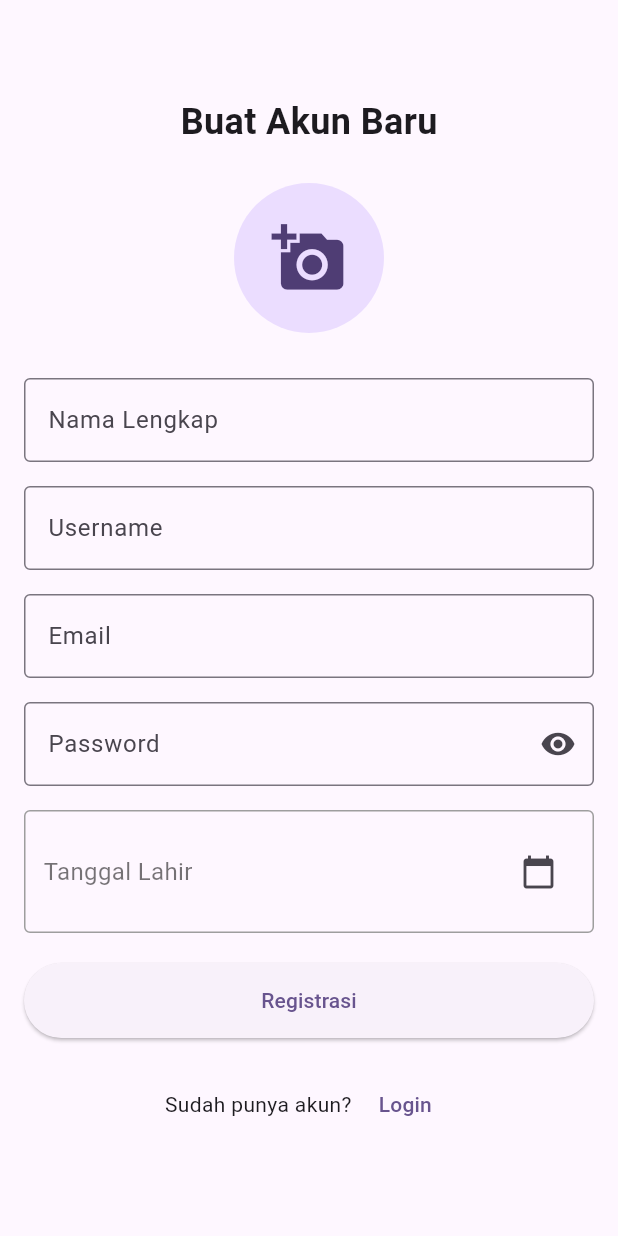
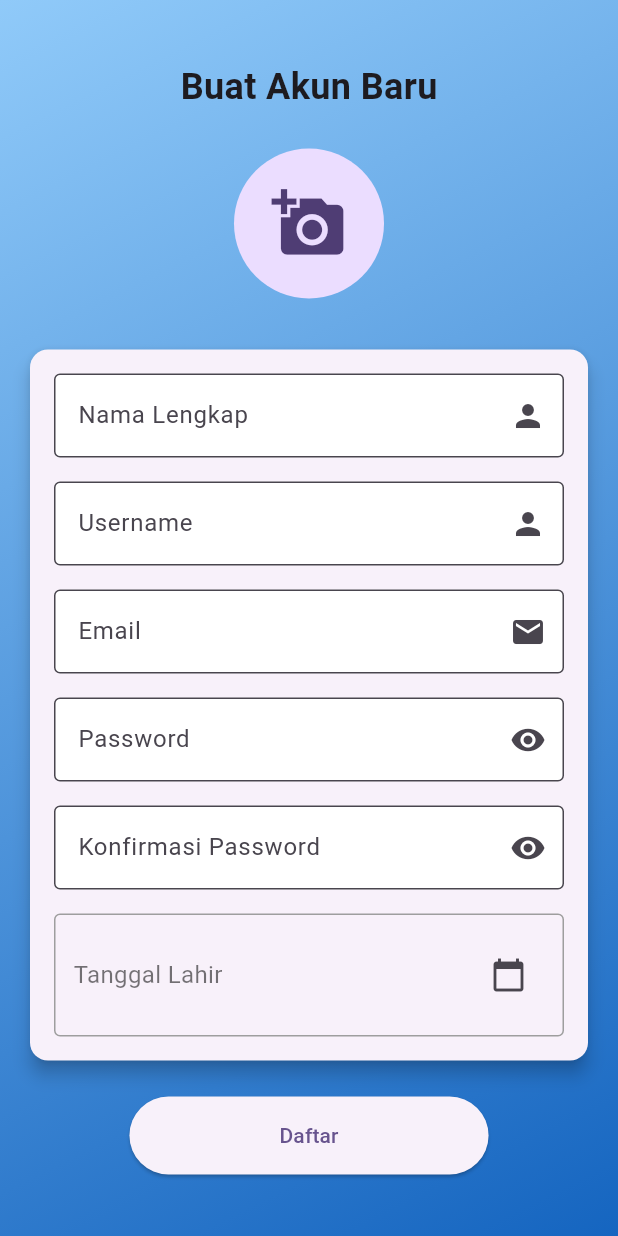
Before and after one commit to DesrielKiki/shapee_app, a Flutter app: the screen it shows after launch, after a tap on "Registrasi", on a phone screen of 412 x 824 dp. Run offline on Flutter 3.47's test engine with Material 3 defaults, Android fonts, the phone set to English and light mode, and no system bars; our stand-ins replace cloud_firestore, firebase_auth, firebase_core, firebase_storage, image_picker, shared_preferences and 1 more; accounts and stored records are empty.

Commit message:
finish btng project

```diff
--- a/lib/view/auth/login_page.dart
+++ b/lib/view/auth/login_page.dart
@@ -1,5 +1,6 @@
 import 'package:flutter/material.dart';
 import 'package:firebase_auth/firebase_auth.dart';
+import 'package:shapee_app/database/helper/validation_helper.dart';
 import 'package:shapee_app/navigation/navigation_page.dart';
 import 'package:shared_preferences/shared_preferences.dart';
 
@@ -13,13 +14,37 @@ class LoginPage extends StatefulWidget {
 class _LoginPageState extends State<LoginPage> {
   final TextEditingController _emailController = TextEditingController();
   final TextEditingController _passwordController = TextEditingController();
-  bool _obscureText = true; // For password visibility
-  bool _isLoading = false; // Loading indicator
+  bool _obscureText = true; // Untuk visibilitas password
+  bool _isLoading = false; // Indikator loading
 
   Future<void> _login() async {
     setState(() {
-      _isLoading = true; // Start loading
+      _isLoading = true; // Mulai loading
     });
+
+    // Validasi input
+    String? emailError = ValidationHelper.validateEmail(_emailController.text);
+    String? passwordError =
+        ValidationHelper.validatePassword(_passwordController.text);
+
+    // Tampilkan pesan kesalahan jika ada
+    if (emailError != null) {
+      ScaffoldMessenger.of(context)
+          .showSnackBar(SnackBar(content: Text(emailError)));
+      setState(() {
+        _isLoading = false;
+      });
+      return;
+    }
+
+    if (passwordError != null) {
+      ScaffoldMessenger.of(context)
+          .showSnackBar(SnackBar(content: Text(passwordError)));
+      setState(() {
+        _isLoading = false;
+      });
+      return;
+    }
 
     try {
       UserCredential userCredential =
@@ -27,23 +52,23 @@ class _LoginPageState extends State<LoginPage> {
         email: _emailController.text,
         password: _passwordController.text,
       );
-      // Save login status to SharedPreferences
+
+      // Simpan status login ke SharedPreferences
       SharedPreferences prefs = await SharedPreferences.getInstance();
       await prefs.setBool('isLoggedIn', true);
 
-      // Navigate to the main page after login
+      // Navigasi ke halaman utama setelah login
       Navigator.of(context).pushAndRemoveUntil(
         MaterialPageRoute(builder: (context) => NavigationPage()),
         (Route<dynamic> route) => false,
       );
     } catch (e) {
-      print(e);
-      // Show error to the user
+      String errorMessage = ValidationHelper.handleAuthException(e);
       ScaffoldMessenger.of(context)
-          .showSnackBar(const SnackBar(content: Text('Login failed')));
+          .showSnackBar(SnackBar(content: Text(errorMessage)));
     } finally {
       setState(() {
-        _isLoading = false; // End loading
+        _isLoading = false; // Akhiri loading
       });
     }
   }
@@ -95,7 +120,7 @@ class _LoginPageState extends State<LoginPage> {
                             controller: _passwordController,
                             decoration: InputDecoration(
                               labelText: 'Password',
-                              border: OutlineInputBorder(),
+                              border: const OutlineInputBorder(),
                               suffixIcon: IconButton(
                                 icon: Icon(
                                   _obscureText
@@ -114,18 +139,16 @@ class _LoginPageState extends State<LoginPage> {
                           ),
                           const SizedBox(height: 20),
                           _isLoading
-                              ? const CircularProgressIndicator() // Show loading indicator if _isLoading is true
+                              ? const CircularProgressIndicator() // Tampilkan indikator loading
                               : ElevatedButton(
                                   onPressed: _login,
                                   child: const Text('Login'),
                                   style: ElevatedButton.styleFrom(
                                     minimumSize:
                                         const Size(double.infinity, 50),
-                                    foregroundColor:
-                                        Colors.blue, // Button color
+                                    foregroundColor: Colors.blue,
                                     shape: RoundedRectangleBorder(
-                                      borderRadius: BorderRadius.circular(
-                                          12), // Rounded corners
+                                      borderRadius: BorderRadius.circular(12),
                                     ),
                                   ),
                                 ),
@@ -137,8 +160,7 @@ class _LoginPageState extends State<LoginPage> {
                                   style: TextStyle(color: Colors.black54)),
                               TextButton(
                                 onPressed: () {
-                                  Navigator.of(context).pushNamed(
-                                      '/register'); // Navigate to registration page
+                                  Navigator.of(context).pushNamed('/register');
                                 },
                                 child: const Text('Registrasi',
                                     style: TextStyle(color: Colors.blue)),
--- a/lib/view/auth/register_page.dart
+++ b/lib/view/auth/register_page.dart
@@ -7,7 +7,6 @@ import 'package:shapee_app/database/helper/validation_helper.dart';
 import 'package:shapee_app/navigation/navigation_page.dart';
 import 'package:shared_preferences/shared_preferences.dart';
 import 'package:image_picker/image_picker.dart';
-import 'package:permission_handler/permission_handler.dart';
 
 class RegisterPage extends StatefulWidget {
   const RegisterPage({super.key});
@@ -19,6 +18,8 @@ class RegisterPage extends StatefulWidget {
 class _RegisterPageState extends State<RegisterPage> {
   final TextEditingController _emailController = TextEditingController();
   final TextEditingController _passwordController = TextEditingController();
+  final TextEditingController _confirmPasswordController =
+      TextEditingController();
   final TextEditingController _fullNameController = TextEditingController();
   final TextEditingController _usernameController = TextEditingController();
   final ImagePicker _picker = ImagePicker();
@@ -28,21 +29,7 @@ class _RegisterPageState extends State<RegisterPage> {
   bool _obscureText = true;
   bool _isLoading = false;
 
-  // Future<bool> checkAndRequestStoragePermission() async {
-  //   var status = await Permission.storage.status;
-
-  //   if (status.isDenied) {
-  //     // Minta izin
-  //     status = await Permission.storage.request();
-  //   }
-
-  //   return status.isGranted;
-  // }
-
   Future<void> _selectImage() async {
-    final ImagePicker _picker = ImagePicker();
-
-    // Minta pengguna untuk memilih gambar dari galeri
     final XFile? pickedFile =
         await _picker.pickImage(source: ImageSource.gallery);
 
@@ -55,40 +42,10 @@ class _RegisterPageState extends State<RegisterPage> {
     }
   }
 
-  // Future<void> _showPermissionDeniedDialog() async {
-  //   return showDialog<void>(
-  //     context: context,
-  //     barrierDismissible: false, // user must tap button!
-  //     builder: (BuildContext context) {
-  //       return AlertDialog(
-  //         title: const Text('Izin Diperlukan'),
-  //         content: const Text(
-  //             'Aplikasi ini memerlukan akses ke penyimpanan untuk memilih gambar profil.'),
-  //         actions: <Widget>[
-  //           TextButton(
-  //             child: const Text('Buka Pengaturan'),
-  //             onPressed: () async {
-  //               Navigator.of(context).pop(); // Tutup dialog
-  //               // Buka pengaturan aplikasi
-  //               await openAppSettings();
-  //             },
-  //           ),
-  //           TextButton(
-  //             child: const Text('Tutup'),
-  //             onPressed: () {
-  //               Navigator.of(context).pop();
-  //             },
-  //           ),
-  //         ],
-  //       );
-  //     },
-  //   );
-  // }
-
   Future<String?> _uploadProfileImage() async {
     if (_profileImage == null) {
       print("No profile image selected.");
-      return null; // Tidak ada gambar yang dipilih
+      return null; // No image selected
     }
 
     try {
@@ -96,17 +53,8 @@ class _RegisterPageState extends State<RegisterPage> {
           .ref()
           .child('profile_images/${_emailController.text}.jpg');
 
-      // Log sebelum mengupload
-      print("Uploading image to Firebase Storage: ${storageRef.fullPath}");
-
       await storageRef.putFile(_profileImage!);
-
-      // Log setelah upload
-      print("Upload successful!");
-
       String downloadUrl = await storageRef.getDownloadURL();
-      print("Image URL: $downloadUrl");
-
       return downloadUrl;
     } catch (e) {
       print("Error uploading profile image: $e");
@@ -119,43 +67,32 @@ class _RegisterPageState extends State<RegisterPage> {
       _isLoading = true;
     });
 
-    // Validasi input
+    // Input validation
     String? emailError = ValidationHelper.validateEmail(_emailController.text);
     String? passwordError =
         ValidationHelper.validatePassword(_passwordController.text);
+    String? confirmPasswordError =
+        _passwordController.text == _confirmPasswordController.text
+            ? null
+            : "Konfirmasi password tidak cocok.";
     String? fullNameError = ValidationHelper.validateField(
         _fullNameController.text, "Nama Lengkap");
     String? usernameError =
         ValidationHelper.validateField(_usernameController.text, "Username");
 
-    // Tampilkan pesan kesalahan jika ada
-    if (emailError != null) {
+    // Show error messages if any
+    if (emailError != null ||
+        passwordError != null ||
+        confirmPasswordError != null ||
+        fullNameError != null ||
+        usernameError != null) {
+      String errorMessage = emailError ??
+          passwordError ??
+          confirmPasswordError ??
+          fullNameError ??
+          usernameError!;
       ScaffoldMessenger.of(context)
-          .showSnackBar(SnackBar(content: Text(emailError)));
-      setState(() {
-        _isLoading = false;
-      });
-      return;
-    }
-    if (passwordError != null) {
-      ScaffoldMessenger.of(context)
-          .showSnackBar(SnackBar(content: Text(passwordError)));
-      setState(() {
-        _isLoading = false;
-      });
-      return;
-    }
-    if (fullNameError != null) {
-      ScaffoldMessenger.of(context)
-          .showSnackBar(SnackBar(content: Text(fullNameError)));
-      setState(() {
-        _isLoading = false;
-      });
-      return;
-    }
-    if (usernameError != null) {
-      ScaffoldMessenger.of(context)
-          .showSnackBar(SnackBar(content: Text(usernameError)));
+          .showSnackBar(SnackBar(content: Text(errorMessage)));
       setState(() {
         _isLoading = false;
       });
@@ -190,27 +127,7 @@ class _RegisterPageState extends State<RegisterPage> {
         (Route<dynamic> route) => false,
       );
     } catch (e) {
-      String errorMessage;
-
-      // Tangani kesalahan berdasarkan kode kesalahan
-      if (e is FirebaseAuthException) {
-        switch (e.code) {
-          case 'email-already-in-use':
-            errorMessage = 'Email sudah terdaftar.';
-            break;
-          case 'invalid-email':
-            errorMessage = 'Format email tidak valid.';
-            break;
-          case 'weak-password':
-            errorMessage = 'Password terlalu lemah.';
-            break;
-          default:
-            errorMessage = 'Registrasi gagal. Silakan coba lagi.';
-        }
-      } else {
-        errorMessage = 'Terjadi kesalahan. Silakan coba lagi.';
-      }
-
+      String errorMessage = 'Registrasi gagal. Silakan coba lagi.';
       ScaffoldMessenger.of(context)
           .showSnackBar(SnackBar(content: Text(errorMessage)));
     } finally {
@@ -237,7 +154,15 @@ class _RegisterPageState extends State<RegisterPage> {
   @override
   Widget build(BuildContext context) {
     return Scaffold(
-      body: Center(
+      body: Container(
+        decoration: BoxDecoration(
+          gradient: LinearGradient(
+            colors: [Colors.blue.shade200, Colors.blue.shade800],
+            begin: Alignment.topLeft,
+            end: Alignment.bottomRight,
+          ),
+        ),
+        child: Center(
           child: SingleChildScrollView(
             child: Padding(
               padding: const EdgeInsets.all(16.0),
@@ -251,10 +176,7 @@ class _RegisterPageState extends State<RegisterPage> {
                   ),
                   const SizedBox(height: 24),
                   GestureDetector(
-                  onTap: () {
-                    print("Avatar tapped");
-                    _selectImage();
-                  },
+                    onTap: _selectImage,
                     child: CircleAvatar(
                       radius: 50,
                       backgroundImage: _profileImage != null
@@ -266,38 +188,85 @@ class _RegisterPageState extends State<RegisterPage> {
                     ),
                   ),
                   const SizedBox(height: 30),
-                TextField(
+                  Card(
+                    elevation: 5,
+                    child: Padding(
+                      padding: const EdgeInsets.all(16.0),
+                      child: Column(
+                        children: [
+                          TextFormField(
                             controller: _fullNameController,
-                  decoration: const InputDecoration(
+                            decoration: InputDecoration(
                               labelText: 'Nama Lengkap',
                               border: OutlineInputBorder(),
+                              filled: true, // Add this for filled background
+                              fillColor:
+                                  Colors.white, // Change background color
+                              suffixIcon: const Icon(Icons.person),
                             ),
                           ),
                           const SizedBox(height: 16),
-                TextField(
+                          TextFormField(
                             controller: _usernameController,
-                  decoration: const InputDecoration(
+                            decoration: InputDecoration(
                               labelText: 'Username',
                               border: OutlineInputBorder(),
+                              filled: true, // Add this for filled background
+                              fillColor:
+                                  Colors.white, // Change background color
+                              suffixIcon: const Icon(Icons.person),
                             ),
                           ),
                           const SizedBox(height: 16),
-                TextField(
+                          TextFormField(
                             controller: _emailController,
-                  decoration: const InputDecoration(
+                            decoration: InputDecoration(
                               labelText: 'Email',
                               border: OutlineInputBorder(),
+                              filled: true, // Add this for filled background
+                              fillColor:
+                                  Colors.white, // Change background color
+                              suffixIcon: const Icon(Icons.email),
                             ),
                           ),
                           const SizedBox(height: 16),
-                TextField(
+                          TextFormField(
                             controller: _passwordController,
                             decoration: InputDecoration(
                               labelText: 'Password',
                               border: const OutlineInputBorder(),
+                              filled: true, // Add this for filled background
+                              fillColor:
+                                  Colors.white, // Change background color
                               suffixIcon: IconButton(
                                 icon: Icon(
-                        _obscureText ? Icons.visibility : Icons.visibility_off,
+                                  _obscureText
+                                      ? Icons.visibility
+                                      : Icons.visibility_off,
+                                ),
+                                onPressed: () {
+                                  setState(() {
+                                    _obscureText = !_obscureText;
+                                  });
+                                },
+                              ),
+                            ),
+                            obscureText: _obscureText,
+                          ),
+                          const SizedBox(height: 16),
+                          TextFormField(
+                            controller: _confirmPasswordController,
+                            decoration: InputDecoration(
+                              labelText: 'Konfirmasi Password',
+                              border: const OutlineInputBorder(),
+                              filled: true, // Add this for filled background
+                              fillColor:
+                                  Colors.white, // Change background color
+                              suffixIcon: IconButton(
+                                icon: Icon(
+                                  _obscureText
+                                      ? Icons.visibility
+                                      : Icons.visibility_off,
                                 ),
                                 onPressed: () {
                                   setState(() {
@@ -310,8 +279,8 @@ class _RegisterPageState extends State<RegisterPage> {
                           ),
                           const SizedBox(height: 16),
                           Container(
-                  padding:
-                      const EdgeInsets.symmetric(horizontal: 12, vertical: 16),
+                            padding: const EdgeInsets.symmetric(
+                                horizontal: 12, vertical: 16),
                             decoration: BoxDecoration(
                               border: Border.all(color: Colors.grey),
                               borderRadius: BorderRadius.circular(4),
@@ -333,30 +302,23 @@ class _RegisterPageState extends State<RegisterPage> {
                               ],
                             ),
                           ),
+                        ],
+                      ),
+                    ),
+                  ),
                   const SizedBox(height: 20),
                   _isLoading
                       ? const CircularProgressIndicator()
                       : ElevatedButton(
                           onPressed: _register,
-                        child: const Text('Registrasi'),
                           style: ElevatedButton.styleFrom(
-                          minimumSize: const Size(double.infinity, 50),
+                            padding: const EdgeInsets.symmetric(
+                                horizontal: 100, vertical: 16),
                           ),
-                      ),
-                const SizedBox(height: 20),
-                Row(
-                  mainAxisAlignment: MainAxisAlignment.center,
-                  children: [
-                    const Text('Sudah punya akun? '),
-                    TextButton(
-                      onPressed: () {
-                        Navigator.of(context).pushNamed('/login');
-                      },
-                      child: const Text('Login'),
+                          child: const Text('Daftar'),
                         ),
                 ],
               ),
-              ],
             ),
           ),
         ),
```
Also changed, not shown: lib/database/helper/validation_helper.dart (+52 -10 lines), lib/view/detail/detail_bottom_sheet.dart (+0 -7 lines), lib/view/profile/profile_page.dart (+16 -13 lines). Lines whose indentation alone changed are shown as unchanged.
